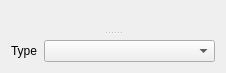
This is src/scipyen/gui/widgets/dataclasswidgets/neuronwidget.ui in ctigaret/scipyen as Qt 5 draws it before an edit. The edited form follows.
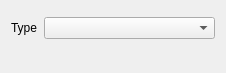
This is the edited form. Custom widgets are drawn as their Qt base class.

```diff
--- a/src/scipyen/gui/widgets/dataclasswidgets/neuronwidget.ui
+++ b/src/scipyen/gui/widgets/dataclasswidgets/neuronwidget.ui
@@ -15,17 +15,6 @@
   </property>
   <layout class="QGridLayout" name="gridLayout">
    <item row="0" column="0">
-    <widget class="QSplitter" name="splitter">
-     <property name="orientation">
-      <enum>Qt::Orientation::Vertical</enum>
-     </property>
-     <property name="handleWidth">
-      <number>3</number>
-     </property>
-     <widget class="DataExchangeWidget" name="dataExchangeWidget" native="true"/>
-     <widget class="QWidget" name="">
-      <layout class="QVBoxLayout" name="verticalLayout">
-       <item>
         <widget class="NameDescriptionWidget" name="nameDescriptionWidget" native="true">
          <property name="sizePolicy">
           <sizepolicy hsizetype="MinimumExpanding" vsizetype="Preferred">
@@ -35,7 +24,7 @@
          </property>
         </widget>
        </item>
-       <item>
+   <item row="1" column="0">
         <layout class="QHBoxLayout" name="horizontalLayout">
          <item>
           <widget class="QLabel" name="label_2">
@@ -65,7 +54,7 @@
          </item>
         </layout>
        </item>
-       <item>
+   <item row="2" column="0">
         <spacer name="verticalSpacer">
          <property name="orientation">
           <enum>Qt::Orientation::Vertical</enum>
@@ -73,24 +62,14 @@
          <property name="sizeHint" stdset="0">
           <size>
            <width>38</width>
-           <height>13</height>
+       <height>2</height>
           </size>
          </property>
         </spacer>
        </item>
       </layout>
      </widget>
-    </widget>
-   </item>
-  </layout>
- </widget>
  <customwidgets>
-  <customwidget>
-   <class>DataExchangeWidget</class>
-   <extends>QWidget</extends>
-   <header location="global">gui.widgets.dataclasswidgets.dataexchangewidget</header>
-   <container>1</container>
-  </customwidget>
   <customwidget>
    <class>NameDescriptionWidget</class>
    <extends>QWidget</extends>
```
Lines whose indentation alone changed are shown as unchanged.
